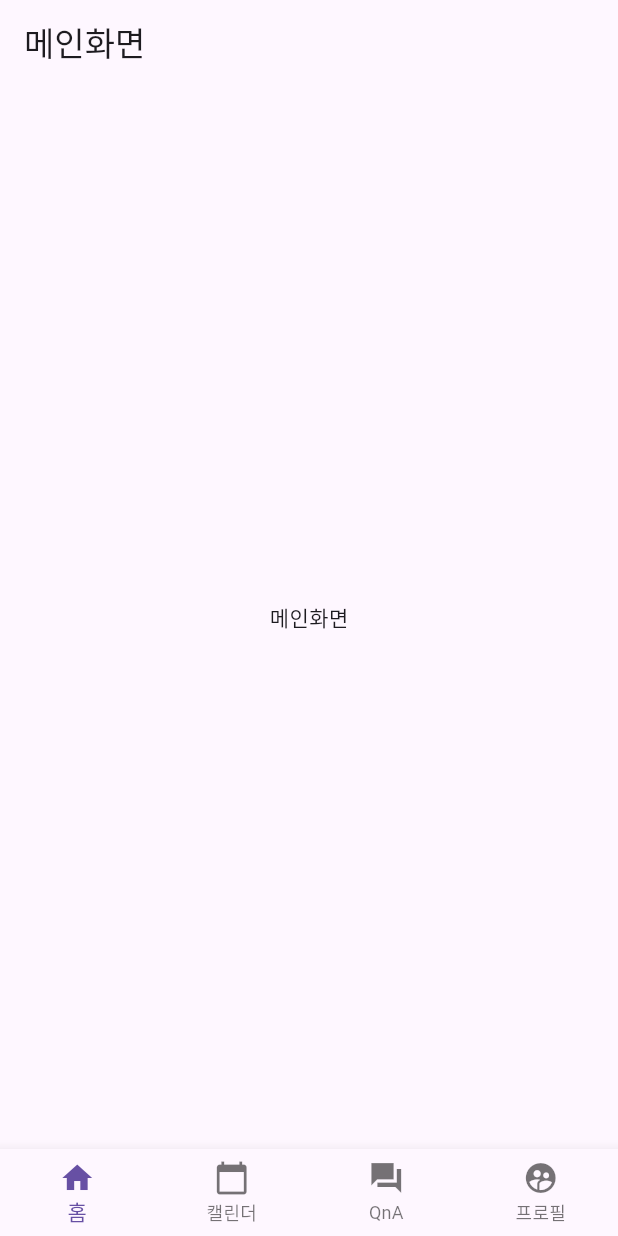
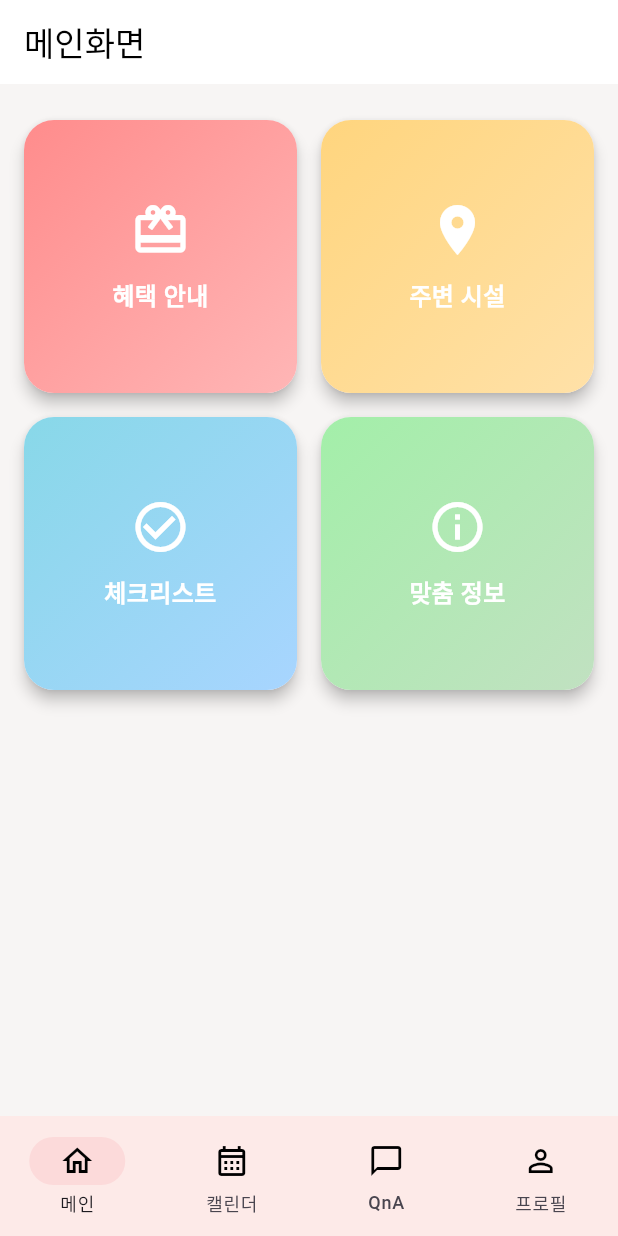
Before and after one commit to KimDaegun00/capstone01, a Flutter app: the screen it shows after launch, on a phone screen of 412 x 824 dp. Run offline on Flutter 3.47's test engine with Material 3 defaults, Android fonts, the phone set to English and light mode, and no system bars.

Commit message:
main_nav / mian_screen 수정코드

```diff
--- a/lib/main.dart
+++ b/lib/main.dart
@@ -7,6 +7,7 @@ void main() {
 }
 
 class MyApp extends StatelessWidget {
+  const MyApp({super.key});
   @override
   Widget build(BuildContext context) {
     return MaterialApp(
--- a/lib/nav_screens/main_nav.dart
+++ b/lib/nav_screens/main_nav.dart
@@ -1,38 +1,57 @@
 import 'package:flutter/material.dart';
 
+/// 하단 네비게이션 바 위젯
 class BottomNavBar extends StatelessWidget {
   final int selectedIndex;
-  final Function(int) onItemTapped;
+  final ValueChanged<int> onItemTapped;
 
-  BottomNavBar({required this.selectedIndex, required this.onItemTapped});
+  const BottomNavBar({
+    required this.selectedIndex,
+    required this.onItemTapped,
+    super.key,
+  });
+
+  static const Color _backgroundColor = Color(0xFFFDEAE8); // 전체 배경
+  static const Color _indicatorColor = Color(0xFFFCDADA); // 선택 배경
+  static const Color _iconColor = Colors.black; // 공통 아이콘 색
 
   @override
   Widget build(BuildContext context) {
-    return BottomNavigationBar(
-      type: BottomNavigationBarType.fixed, // 하단에 4개이상 넣으려면 들어가야됨
-      currentIndex: selectedIndex,
-      onTap: onItemTapped,
+    return Container(
+      color: _backgroundColor,
+      padding: const EdgeInsets.symmetric(vertical: 8),
+      child: NavigationBar(
+        height: 64,
+        elevation: 0,
+        selectedIndex: selectedIndex,
+        onDestinationSelected: onItemTapped,
+        backgroundColor: _backgroundColor,
+        indicatorColor: _indicatorColor,
+        labelBehavior: NavigationDestinationLabelBehavior.alwaysShow,
 
-      // ---아이콘 원하는걸로 바꾸셔도 돼요---//
-
-      items: const <BottomNavigationBarItem>[
-        BottomNavigationBarItem(
-          icon: Icon(Icons.home),
-          label: '홈',
+        destinations: const [
+          NavigationDestination(
+            icon: Icon(Icons.home_outlined, color: _iconColor),
+            selectedIcon: Icon(Icons.home_outlined, color: _iconColor),
+            label: '메인',
           ),
-        BottomNavigationBarItem(
-          icon: Icon(Icons.calendar_today),
+          NavigationDestination(
+            icon: Icon(Icons.calendar_month_outlined, color: _iconColor),
+            selectedIcon: Icon(Icons.calendar_month_outlined, color: _iconColor),
             label: '캘린더',
           ),
-        BottomNavigationBarItem(
-          icon: Icon(Icons.question_answer_sharp),
+          NavigationDestination(
+            icon: Icon(Icons.chat_bubble_outline, color: _iconColor),
+            selectedIcon: Icon(Icons.chat_bubble_outline, color: _iconColor),
             label: 'QnA',
           ),
-        BottomNavigationBarItem(
-          icon: Icon(Icons.supervised_user_circle_sharp),
+          NavigationDestination(
+            icon: Icon(Icons.person_outline, color: _iconColor),
+            selectedIcon: Icon(Icons.person_outline, color: _iconColor),
             label: '프로필',
           ),
         ],
+      ),
     );
   }
 }
--- a/lib/nav_screens/main_screen.dart
+++ b/lib/nav_screens/main_screen.dart
@@ -24,12 +24,9 @@ class _MainScreenState extends State<MainScreen> {
   int _selectedIndex = 0;
 
   void _onItemTapped(int index) {
-    setState(() {
-      _selectedIndex = index;
-    });
+    setState(() => _selectedIndex = index);
   }
 
-  // 화면을 반환하는 함수
   Widget _getBody() {
     switch (_selectedIndex) {
       case 1:
@@ -39,15 +36,21 @@ class _MainScreenState extends State<MainScreen> {
       case 3:
         return ProfileScreen();
       default:
-        return Center(child: Text('메인화면'));
+        return const MainGridMenu();
     }
   }
 
   @override
   Widget build(BuildContext context) {
     return Scaffold(
-      appBar: AppBar(title: Text('메인화면')),
-      body: _getBody(), // 해당 인덱스에 맞는 화면을 보여줌
+      appBar: AppBar(
+        title: const Text('메인화면'),
+        backgroundColor: Colors.white,
+        elevation: 0,
+        foregroundColor: Colors.black,
+      ),
+      backgroundColor: const Color(0xFFF7F5F4),
+      body: _getBody(),
       bottomNavigationBar: BottomNavBar(
         selectedIndex: _selectedIndex,
         onItemTapped: _onItemTapped,
@@ -55,3 +58,99 @@ class _MainScreenState extends State<MainScreen> {
     );
   }
 }
+
+/// 메인 화면 2x2 그리드 메뉴
+class MainGridMenu extends StatelessWidget {
+  const MainGridMenu({Key? key}) : super(key: key);
+
+  static const List<MenuItem> items = [
+    MenuItem(
+      title: '혜택 안내',
+      icon: Icons.card_giftcard,
+      gradient: [Color(0xFFFF8C8C), Color(0xFFFFB6B6)],
+    ),
+    MenuItem(
+      title: '주변 시설',
+      icon: Icons.place,
+      gradient: [Color(0xFFFFD57E), Color(0xFFFFE1A8)],
+    ),
+    MenuItem(
+      title: '체크리스트',
+      icon: Icons.check_circle_outline,
+      gradient: [Color(0xFF88D8E8), Color(0xFFA8D5FF)],
+    ),
+    MenuItem(
+      title: '맞춤 정보',
+      icon: Icons.info_outline,
+      gradient: [Color(0xFFA3EFA9), Color(0xFFC1E1C1)],
+    ),
+  ];
+
+  @override
+  Widget build(BuildContext context) {
+    return Padding(
+      padding: const EdgeInsets.symmetric(horizontal: 16, vertical: 24),
+      child: GridView.count(
+        crossAxisCount: 2,
+        crossAxisSpacing: 16,
+        mainAxisSpacing: 16,
+        childAspectRatio: 1,
+        children: items.map((item) => _buildGridItem(item)).toList(),
+      ),
+    );
+  }
+
+  Widget _buildGridItem(MenuItem item) {
+    return Material(
+      elevation: 4,
+      borderRadius: BorderRadius.circular(20),
+      child: InkWell(
+        borderRadius: BorderRadius.circular(20),
+        onTap: () {
+          // TODO: 해당 메뉴 기능 연결 예정
+        },
+        splashColor: Colors.white24,
+        child: Container(
+          decoration: BoxDecoration(
+            gradient: LinearGradient(
+              colors: item.gradient,
+              begin: Alignment.topLeft,
+              end: Alignment.bottomRight,
+            ),
+            borderRadius: BorderRadius.circular(20),
+          ),
+          padding: const EdgeInsets.all(16),
+          child: Column(
+            mainAxisAlignment: MainAxisAlignment.center,
+            children: [
+              Icon(item.icon, size: 40, color: Colors.white),
+              const SizedBox(height: 12),
+              Text(
+                item.title,
+                textAlign: TextAlign.center,
+                style: const TextStyle(
+                  fontSize: 16,
+                  fontWeight: FontWeight.w600,
+                  color: Colors.white,
+                ),
+              ),
+            ],
+          ),
+        ),
+      ),
+    );
+  }
+}
+
+/// 메뉴 아이템 모델
+class MenuItem {
+  final String title;
+  final IconData icon;
+  final List<Color> gradient;
+
+  const MenuItem({
+    required this.title,
+    required this.icon,
+    required this.gradient,
+  });
+}
```
Lines whose indentation alone changed are shown as unchanged.
